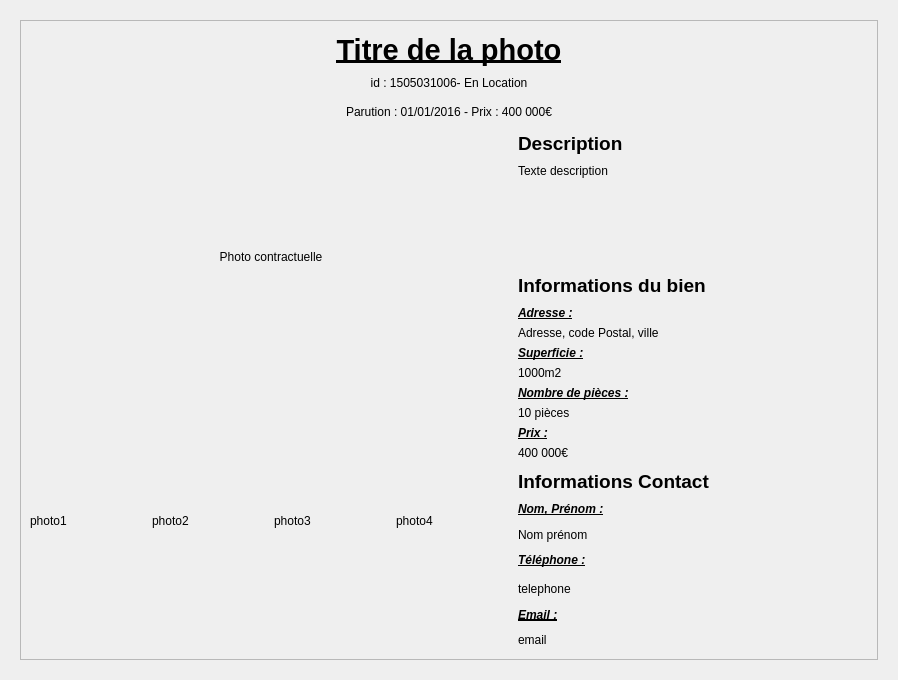
willdoleave/projet-ihm, file AgenceImmo/detaildialog.ui: the form before one commit.
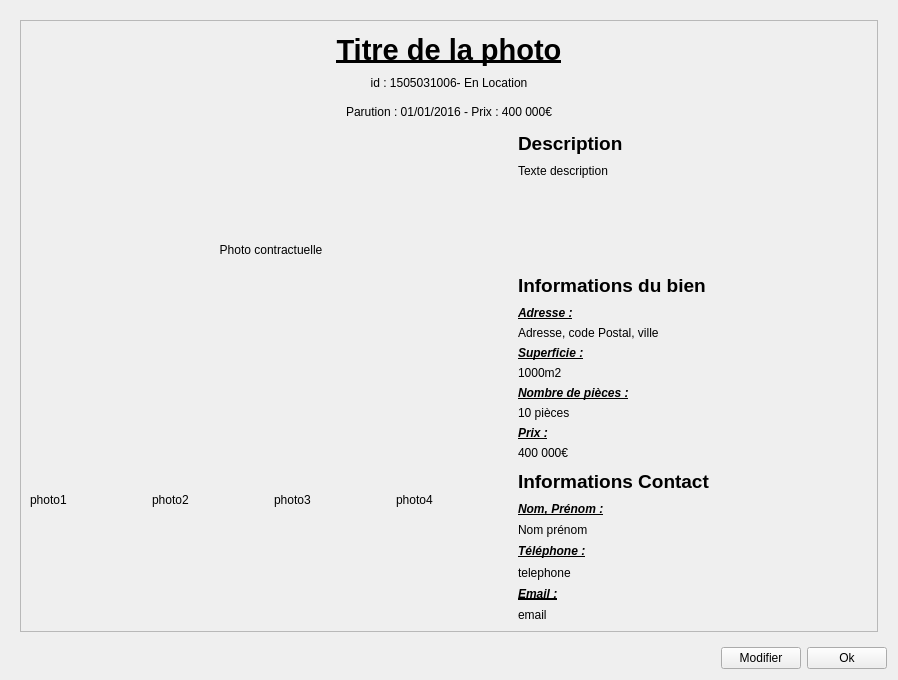
The form after the commit.

Commit message: Boutons Ok et Modifier dans detaildialog

What changed in the file:
```diff
--- a/AgenceImmo/detaildialog.ui
+++ b/AgenceImmo/detaildialog.ui
@@ -14,7 +14,27 @@
    <string>Form</string>
   </property>
   <layout class="QGridLayout" name="gridLayout">
-   <item row="0" column="0">
+   <item row="1" column="2">
+    <widget class="QPushButton" name="pushButton">
+     <property name="text">
+      <string>Ok</string>
+     </property>
+    </widget>
+   </item>
+   <item row="1" column="0">
+    <spacer name="horizontalSpacer">
+     <property name="orientation">
+      <enum>Qt::Horizontal</enum>
+     </property>
+     <property name="sizeHint" stdset="0">
+      <size>
+       <width>40</width>
+       <height>20</height>
+      </size>
+     </property>
+    </spacer>
+   </item>
+   <item row="0" column="0" colspan="3">
     <widget class="QWidget" name="widget" native="true">
      <layout class="QGridLayout" name="gridLayout_4">
       <item row="0" column="0">
@@ -28,7 +48,7 @@
            <x>0</x>
            <y>0</y>
            <width>860</width>
-           <height>642</height>
+           <height>609</height>
           </rect>
          </property>
          <layout class="QGridLayout" name="gridLayout_3">
@@ -470,6 +490,13 @@
      </layout>
     </widget>
    </item>
+   <item row="1" column="1">
+    <widget class="QPushButton" name="pushButton_2">
+     <property name="text">
+      <string>Modifier</string>
+     </property>
+    </widget>
+   </item>
   </layout>
  </widget>
  <resources/>
```
The commit also changes 8 other files.
